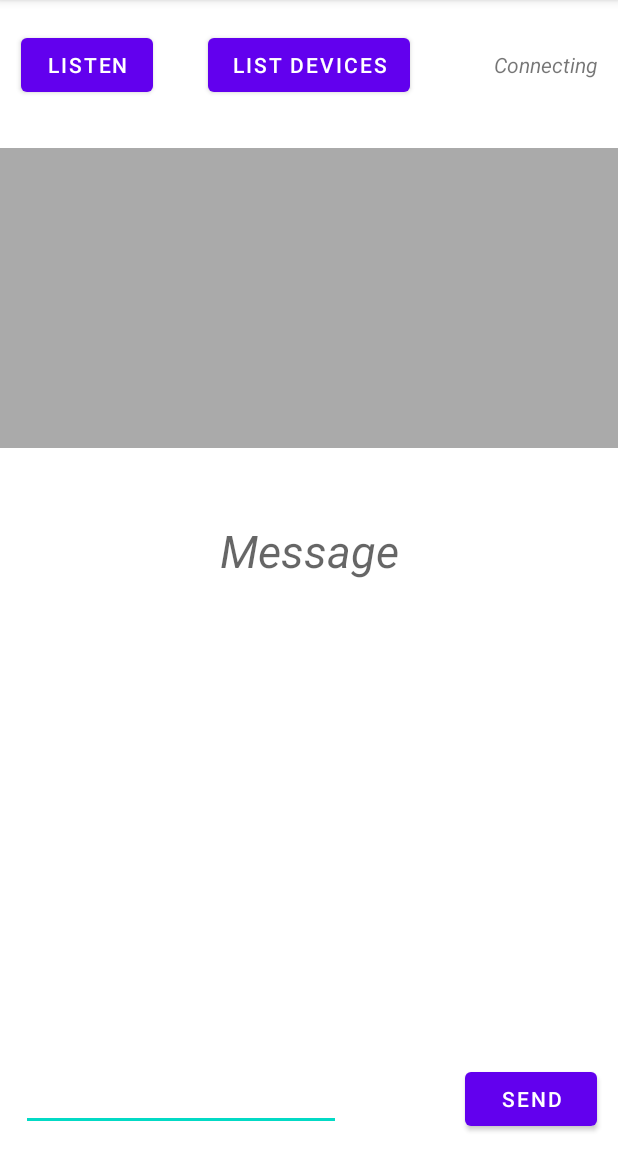
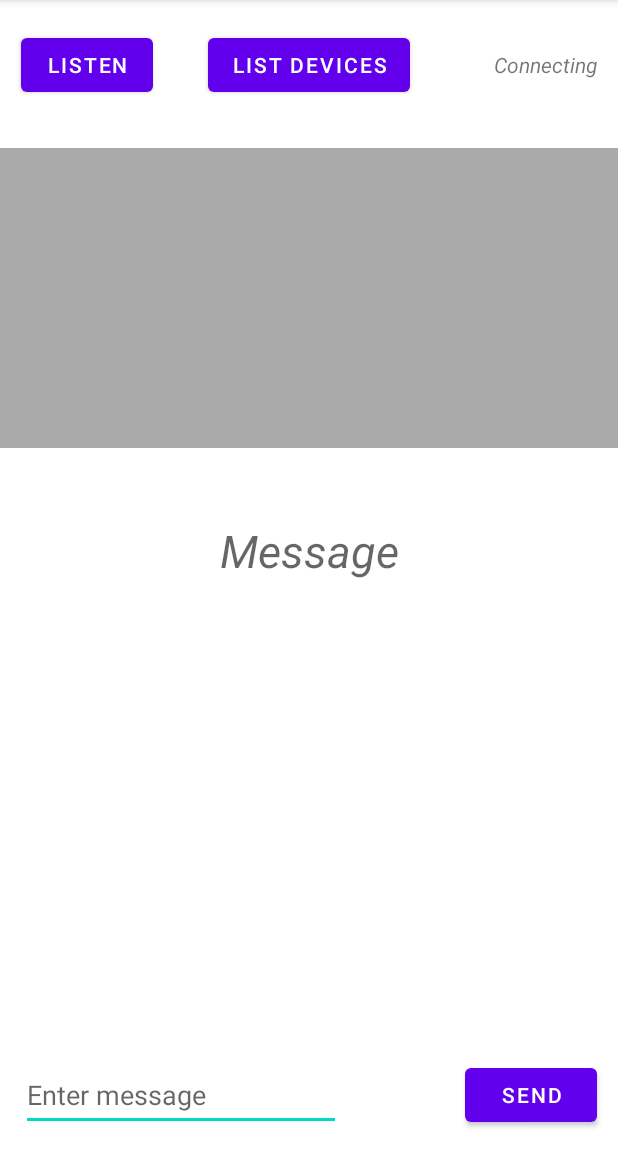
Before and after one commit to ngoctoan99/BluetoothModule, an Android app: the screen it shows after launch (MainActivity), after a tap on "SEND", on a phone screen of 412 x 824 dp, the part 84-1236 px from its top. Run offline under Robolectric (Android 15) with nearby library versions, the phone set to English and light mode, and no system bars; 1 statement that could not run was skipped; 1 other tap on this screen came first.

Commit message:
add list device ,send object

```diff
--- a/app/build.gradle.kts
+++ b/app/build.gradle.kts
@@ -29,6 +29,9 @@ android {
         sourceCompatibility = JavaVersion.VERSION_1_8
         targetCompatibility = JavaVersion.VERSION_1_8
     }
+    buildFeatures{
+        viewBinding = true
+    }
 }
 
 dependencies {
--- a/app/src/main/java/com/example/bluetoothchat/MainActivity.java
+++ b/app/src/main/java/com/example/bluetoothchat/MainActivity.java
@@ -1,44 +1,43 @@
 package com.example.bluetoothchat;
 
-import static android.Manifest.permission.ACCESS_BACKGROUND_LOCATION;
+import static android.Manifest.permission.ACCESS_COARSE_LOCATION;
 
+import androidx.annotation.NonNull;
 import androidx.appcompat.app.AppCompatActivity;
 import androidx.core.app.ActivityCompat;
 import androidx.core.content.ContextCompat;
 
+import android.annotation.SuppressLint;
+import android.app.Activity;
 import android.bluetooth.BluetoothAdapter;
 import android.bluetooth.BluetoothDevice;
 import android.bluetooth.BluetoothServerSocket;
 import android.bluetooth.BluetoothSocket;
+import android.content.BroadcastReceiver;
+import android.content.Context;
 import android.content.Intent;
+import android.content.IntentFilter;
 import android.content.pm.PackageManager;
-import android.os.Build;
 import android.os.Bundle;
 import android.os.Handler;
 import android.os.Message;
 import android.util.Log;
-import android.view.View;
-import android.widget.AdapterView;
 import android.widget.ArrayAdapter;
-import android.widget.Button;
-import android.widget.EditText;
-import android.widget.ListView;
-import android.widget.TextView;
-
+import com.example.bluetoothchat.databinding.ActivityMainBinding;
+import java.io.ByteArrayInputStream;
+import java.io.ByteArrayOutputStream;
 import java.io.IOException;
 import java.io.InputStream;
+import java.io.ObjectInput;
+import java.io.ObjectInputStream;
+import java.io.ObjectOutputStream;
 import java.io.OutputStream;
-import java.time.LocalDate;
+import java.util.ArrayList;
+import java.util.Arrays;
 import java.util.Set;
 import java.util.UUID;
 
 public class MainActivity extends AppCompatActivity {
-
-    Button listen,send, listDevices;
-    ListView listView;
-    TextView msg_box,status;
-    EditText writeMsg;
-
     BluetoothAdapter bluetoothAdapter;
 
     BluetoothDevice[] btArray;
@@ -52,121 +51,163 @@ public class MainActivity extends AppCompatActivity {
     static final int STATE_MESSAGE_RECEIVED=5;
 
     int REQUEST_ENABLE_BLUETOOTH=1;
-    static final int  PERMISSION_CODE = 101;
 
     private static final String APP_NAME = "BTChat";
     private static final UUID MY_UUID=UUID.fromString("00001101-0000-1000-8000-00805F9B34FB");
+    private ArrayList<BluetoothDevice> devicesAvailable ;
+    private ArrayList<BluetoothDevice> discoveryDevices ;
+    private ActivityMainBinding binding ;
 
     @Override
     protected void onCreate(Bundle savedInstanceState) {
         super.onCreate(savedInstanceState);
-        setContentView(R.layout.activity_main);
-//        checkPermissionApp();
-        findViewByIdes();
+        binding = ActivityMainBinding.inflate(getLayoutInflater());
+        setContentView(binding.getRoot());
+        if (ContextCompat.checkSelfPermission(this, ACCESS_COARSE_LOCATION)
+                != PackageManager.PERMISSION_GRANTED) {
+            ActivityCompat.requestPermissions((Activity) this,
+                    new String[]{ACCESS_COARSE_LOCATION},
+                    1);
+        }
+
+
+        devicesAvailable = new ArrayList<>();
+        discoveryDevices = new ArrayList<>();
+        listeningDevice();
         bluetoothAdapter=BluetoothAdapter.getDefaultAdapter();
         if(!bluetoothAdapter.isEnabled())
         {
             Intent enableIntent = new Intent(BluetoothAdapter.ACTION_REQUEST_ENABLE);
             startActivityForResult(enableIntent,REQUEST_ENABLE_BLUETOOTH);
         }
+
+        if (bluetoothAdapter.isDiscovering()) {
+            bluetoothAdapter.cancelDiscovery();
+        }
+        bluetoothAdapter.startDiscovery();
         implementListeners();
     }
 
+    @SuppressLint("MissingPermission")
     private void implementListeners() {
 
-        listDevices.setOnClickListener(new View.OnClickListener() {
-            @Override
-            public void onClick(View view) {
-                Set<BluetoothDevice> bt=bluetoothAdapter.getBondedDevices();
-                String[] strings=new String[bt.size()];
-                btArray=new BluetoothDevice[bt.size()];
+        binding.listDevices.setOnClickListener(view -> {
+            devicesAvailable.clear();
+            @SuppressLint("MissingPermission")
+            Intent discoverableIntent = new Intent(BluetoothAdapter.ACTION_REQUEST_DISCOVERABLE);
+            discoverableIntent.putExtra(BluetoothAdapter.EXTRA_DISCOVERABLE_DURATION, 300);
+            startActivity(discoverableIntent);
+            Set<BluetoothDevice> bt =bluetoothAdapter.getBondedDevices();
+            devicesAvailable.addAll(bt);
+            devicesAvailable.addAll(discoveryDevices);
+            String[] strings=new String[devicesAvailable.size()];
+            btArray=new BluetoothDevice[devicesAvailable.size()];
             int index=0;
-
             if( bt.size()>0)
             {
-                    for(BluetoothDevice device : bt)
+                for(BluetoothDevice device : devicesAvailable)
                 {
                     btArray[index]= device;
-                        strings[index]=device.getName();
+                    strings[index]=getNameFor(device);
                     index++;
                 }
-                    ArrayAdapter<String> arrayAdapter=new ArrayAdapter<String>(getApplicationContext(),android.R.layout.simple_list_item_1,strings);
-                    listView.setAdapter(arrayAdapter);
-                }
+                ArrayAdapter<String> arrayAdapter=new ArrayAdapter<>(getApplicationContext(),android.R.layout.simple_list_item_1,strings);
+                binding.listview.setAdapter(arrayAdapter);
+
             }
         });
 
-        listen.setOnClickListener(new View.OnClickListener() {
-            @Override
-            public void onClick(View view) {
+        binding.btnListen.setOnClickListener(view -> {
+            bluetoothAdapter.cancelDiscovery();
             ServerClass serverClass=new ServerClass();
             serverClass.start();
-            }
         });
 
-        listView.setOnItemClickListener(new AdapterView.OnItemClickListener() {
-            @Override
-            public void onItemClick(AdapterView<?> adapterView, View view, int i, long l) {
+        binding.listview.setOnItemClickListener((adapterView, view, i, l) -> {
+            bluetoothAdapter.cancelDiscovery();
             ClientClass clientClass=new ClientClass(btArray[i]);
             clientClass.start();
 
-                status.setText("Connecting");
-            }
+            binding.tvStatus.setText(getResources().getString(R.string.connecting));
         });
 
-        send.setOnClickListener(new View.OnClickListener() {
-            @Override
-            public void onClick(View view) {
-                String string= String.valueOf(writeMsg.getText());
-                Log.d("TTT",string+ " /"+string.getBytes());
-                sendReceive.write(string.getBytes());
+        binding.btnSend.setOnClickListener(view -> {
+            String string= String.valueOf(binding.edtMessage.getText());
+
+            User user = new User("Toan","Test");
+            ByteArrayOutputStream bos = new ByteArrayOutputStream();
+            ObjectOutputStream out = null;
+            try {
+                out = new ObjectOutputStream(bos);
+                out.writeObject(user);
+                out.flush();
+            } catch (IOException e) {
+                throw new RuntimeException(e);
+            } finally {
+                try {
+                    bos.close();
+                } catch (IOException ignored) {
 
                 }
+            }
+            Log.d("TTT",string+ " /"+ Arrays.toString(string.getBytes()));
+            sendReceive.write(bos.toByteArray());
+
         });
     }
 
     Handler handler=new Handler(new Handler.Callback() {
         @Override
-        public boolean handleMessage(Message msg) {
+        public boolean handleMessage(@NonNull Message msg) {
 
             switch (msg.what)
             {
                 case STATE_LISTENING:
-                    status.setText("Listening");
+                    binding.tvStatus.setText(getResources().getString(R.string.listening));
                     break;
                 case STATE_CONNECTING:
-                    status.setText("Connecting");
+                    binding.tvStatus.setText(getResources().getString(R.string.connecting));
                     break;
                 case STATE_CONNECTED:
-                    status.setText("Connected");
+                    binding.tvStatus.setText(getResources().getString(R.string.connected));
                     break;
                 case STATE_CONNECTION_FAILED:
-                    status.setText("Connection Failed");
+                    binding.tvStatus.setText(getResources().getString(R.string.connection_failed));
                     break;
                 case STATE_MESSAGE_RECEIVED:
                     byte[] readBuff= (byte[]) msg.obj;
-                    String tempMsg=new String(readBuff,0,msg.arg1);
-                    msg_box.setText(tempMsg);
+//                    String tempMsg=new String(readBuff,0,msg.arg1);
+                    ByteArrayInputStream bis = new ByteArrayInputStream(readBuff);
+                    ObjectInput in = null;
+                    User user;
+                    try {
+                        in = new ObjectInputStream(bis);
+                        user = (User) in.readObject();
+                    } catch (IOException | ClassNotFoundException e) {
+                        throw new RuntimeException(e);
+                    } finally {
+                        try {
+                            if (in != null) {
+                                in.close();
+                            }
+                        } catch (IOException ex) {
+                            // ignore close exception
+                        }
+                    }
+//                    msg_box.setText(tempMsg);
+                    binding.tvMessage.setText(user.getName());
                     break;
             }
             return true;
         }
     });
 
-    private void findViewByIdes() {
-        listen=(Button) findViewById(R.id.listen);
-        send=(Button) findViewById(R.id.send);
-        listView=(ListView) findViewById(R.id.listview);
-        msg_box =(TextView) findViewById(R.id.msg);
-        status=(TextView) findViewById(R.id.status);
-        writeMsg=(EditText) findViewById(R.id.writemsg);
-        listDevices=(Button) findViewById(R.id.listDevices);
-    }
 
     private class ServerClass extends Thread
     {
         private BluetoothServerSocket serverSocket;
 
+        @SuppressLint("MissingPermission")
         public ServerClass(){
             try {
                 serverSocket=bluetoothAdapter.listenUsingRfcommWithServiceRecord(APP_NAME,MY_UUID);
@@ -192,6 +233,10 @@ public class MainActivity extends AppCompatActivity {
                     Message message=Message.obtain();
                     message.what=STATE_CONNECTION_FAILED;
                     handler.sendMessage(message);
+                    if(!bluetoothAdapter.isEnabled()){
+                        cancel();
+                        break;
+                    }
                 }
 
                 if(socket!=null)
@@ -207,6 +252,13 @@ public class MainActivity extends AppCompatActivity {
                 }
             }
         }
+        public void cancel() {
+            try {
+                serverSocket.close();
+            } catch (IOException e) {
+                Log.e("TTT", "Could not close the server socket", e);
+            }
+        }
     }
 
     private class ClientClass extends Thread
@@ -214,6 +266,7 @@ public class MainActivity extends AppCompatActivity {
         private BluetoothDevice device;
         private BluetoothSocket socket;
 
+        @SuppressLint("MissingPermission")
         public ClientClass (BluetoothDevice device1)
         {
             device=device1;
@@ -225,6 +278,7 @@ public class MainActivity extends AppCompatActivity {
             }
         }
 
+        @SuppressLint("MissingPermission")
         public void run()
         {
             try {
@@ -241,6 +295,14 @@ public class MainActivity extends AppCompatActivity {
                 Message message=Message.obtain();
                 message.what=STATE_CONNECTION_FAILED;
                 handler.sendMessage(message);
+            }
+        }
+
+        public void cancel() {
+            try {
+                socket.close();
+            } catch (IOException e) {
+                Log.e("TTT", "Could not close the connect socket", e);
             }
         }
     }
@@ -286,44 +348,50 @@ public class MainActivity extends AppCompatActivity {
 
         public void write(byte[] bytes)
         {
-            Log.d("TTT","write : " + bytes.length);
             try {
                 outputStream.write(bytes);
             } catch (IOException e) {
                 e.printStackTrace();
             }
         }
-    }
-
-   private void checkPermissionApp(){
-        //Q
-       if (Build.VERSION.SDK_INT >= Build.VERSION_CODES.O) {
-           if (ContextCompat.checkSelfPermission(this,
-                   ACCESS_BACKGROUND_LOCATION)
-                   != PackageManager.PERMISSION_GRANTED) {
-               ActivityCompat.requestPermissions(
-                       MainActivity.this,
-                       new String[]{ACCESS_BACKGROUND_LOCATION},
-                       PERMISSION_CODE) ;
+        public void cancel() {
+            try {
+                bluetoothSocket.close();
+            } catch (IOException e) {
+                Log.e("TTT", "Could not close the connect socket", e);
             }
         }
     }
-    @Override public void onRequestPermissionsResult(int requestCode,
-                                                     String permissions[], int[] grantResults) {
-        super.onRequestPermissionsResult(requestCode, permissions, grantResults);
-        switch (requestCode) {
-            case PERMISSION_CODE: {
-                if (grantResults[0] == PackageManager.PERMISSION_GRANTED) {
-                    // permission was granted, yay! do the
-                    // calendar task you need to do.
-                } else {
-                    checkPermissionApp();
+    public final BroadcastReceiver receiver = new  BroadcastReceiver(){
+        @Override
+        public void onReceive(Context context, Intent intent) {
+            String action = intent.getAction();
+            if (BluetoothDevice.ACTION_FOUND.equals(action)) {
+                BluetoothDevice device = intent.getParcelableExtra(BluetoothDevice.EXTRA_DEVICE);
+                if(!discoveryDevices.contains(device)){
+                    discoveryDevices.add(device);
+                }
 
-                    // permission denied, boo! Disable the
-                    // functionality that depends on this permission.
-                }
-                return;
+
+                Log.e("TTT", "ACTION_FOUND");
+
             }
         }
+    };
+
+    private void listeningDevice(){
+        IntentFilter filter = new IntentFilter(BluetoothDevice.ACTION_FOUND);
+        filter.addAction(BluetoothAdapter.ACTION_STATE_CHANGED);
+        registerReceiver(receiver, filter);
+    }
+    @SuppressLint("MissingPermission")
+    private String getNameFor(BluetoothDevice device) {
+        return ((device.getName() == null || device.getName().equals("null")) ? "Unknown" : device.getName());
+    }
+
+    @Override
+    protected void onDestroy() {
+        super.onDestroy();
+        unregisterReceiver(receiver);
     }
 }
--- /dev/null
+++ b/app/src/main/java/com/example/bluetoothchat/User.java
@@ -0,0 +1,32 @@
+package com.example.bluetoothchat;
+
+import java.io.Serializable;
+
+public class User implements Serializable {
+    private String name;
+    private String desciption;
+
+    public User(String name, String desciption) {
+        this.name = name;
+        this.desciption = desciption;
+    }
+
+    public User() {
+    }
+
+    public String getName() {
+        return name;
+    }
+
+    public void setName(String name) {
+        this.name = name;
+    }
+
+    public String getDesciption() {
+        return desciption;
+    }
+
+    public void setDesciption(String desciption) {
+        this.desciption = desciption;
+    }
+}
--- a/app/src/main/res/layout/activity_main.xml
+++ b/app/src/main/res/layout/activity_main.xml
@@ -1,18 +1,17 @@
 <?xml version="1.0" encoding="utf-8"?>
 <RelativeLayout xmlns:android="http://schemas.android.com/apk/res/android"
-    xmlns:app="http://schemas.android.com/apk/res-auto"
     xmlns:tools="http://schemas.android.com/tools"
     android:layout_width="match_parent"
     android:layout_height="match_parent"
     tools:context=".MainActivity">
 
     <Button
-        android:id="@+id/listen"
+        android:id="@+id/btnListen"
         android:layout_width="wrap_content"
         android:layout_height="wrap_content"
         android:layout_marginStart="14dp"
         android:layout_marginTop="19dp"
-        android:text="Listen"
+        android:text="@string/listen"
         android:layout_alignParentTop="true"
         android:layout_alignParentStart="true" />
 
@@ -21,40 +20,42 @@
         android:layout_width="match_parent"
         android:layout_height="200dp"
         android:background="@android:color/darker_gray"
-        android:layout_below="@+id/listen"
+        android:layout_below="@+id/btnListen"
         android:layout_alignParentStart="true"
         android:layout_marginTop="31dp" />
 
     <TextView
-        android:id="@+id/msg"
+        android:id="@+id/tvMessage"
         android:layout_width="match_parent"
         android:layout_height="wrap_content"
         android:layout_below="@+id/listview"
         android:layout_centerHorizontal="true"
         android:layout_marginTop="48dp"
-        android:hint="Message"
+        android:hint="@string/message"
         android:textAlignment="center"
         android:textColor="?android:attr/textColorLink"
         android:textSize="30sp"
         android:textStyle="italic" />
 
     <EditText
-        android:id="@+id/writemsg"
+        android:autofillHints="name"
+        android:id="@+id/edtMessage"
         android:layout_width="wrap_content"
-        android:layout_height="wrap_content"
+        android:layout_height="48dp"
         android:layout_marginBottom="14dp"
         android:ems="10"
         android:inputType="textPersonName"
         android:layout_alignParentBottom="true"
-        android:layout_alignStart="@+id/listen" />
+        android:layout_alignStart="@+id/btnListen"
+        android:hint="@string/enter_message" />
 
     <Button
-        android:id="@+id/send"
+        android:id="@+id/btnSend"
         android:layout_width="wrap_content"
         android:layout_height="wrap_content"
-        android:text="Send"
-        android:layout_alignTop="@+id/writemsg"
-        android:layout_alignEnd="@+id/status" />
+        android:text="@string/send"
+        android:layout_alignTop="@+id/edtMessage"
+        android:layout_alignEnd="@+id/tvStatus" />
 
     <Button
         android:id="@+id/listDevices"
@@ -62,17 +63,17 @@
         android:layout_height="wrap_content"
         android:layout_above="@+id/listview"
         android:layout_centerHorizontal="true"
-        android:text="List Devices" />
+        android:text="@string/list_devices" />
 
     <TextView
-        android:id="@+id/status"
+        android:id="@+id/tvStatus"
         android:layout_width="wrap_content"
         android:layout_height="wrap_content"
         android:layout_alignBaseline="@+id/listDevices"
         android:layout_alignBottom="@+id/listDevices"
         android:layout_alignParentEnd="true"
         android:layout_marginEnd="14dp"
-        android:text="Status"
+        android:text="@string/status"
         android:textSize="14sp"
         android:textStyle="italic" />
 
--- a/app/src/main/res/values/strings.xml
+++ b/app/src/main/res/values/strings.xml
@@ -1,3 +1,13 @@
 <resources>
     <string name="app_name">BluetoothChat</string>
+    <string name="status">Status</string>
+    <string name="list_devices">List Devices</string>
+    <string name="send">Send</string>
+    <string name="message">Message</string>
+    <string name="listen">Listen</string>
+    <string name="connecting">Connecting</string>
+    <string name="listening">Listening</string>
+    <string name="connected">Connected</string>
+    <string name="enter_message">Enter message</string>
+    <string name="connection_failed">Connection Failed</string>
 </resources>
```
Lines whose indentation alone changed are shown as unchanged.
